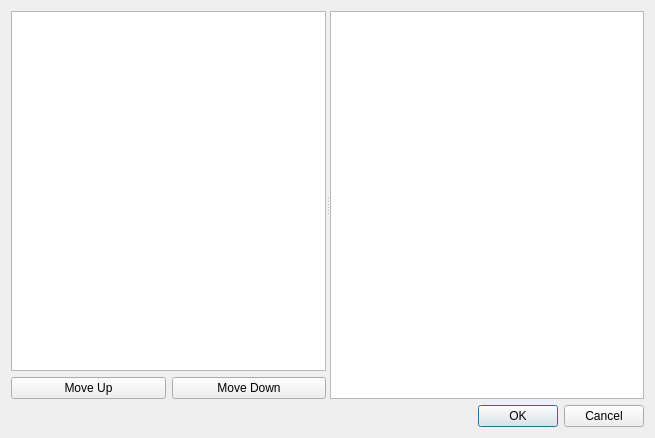
This is src/ui/exportcsvdialog.ui in kaniol-lck/Paperless-Client as Qt 5 draws it before an edit. The edited form follows.
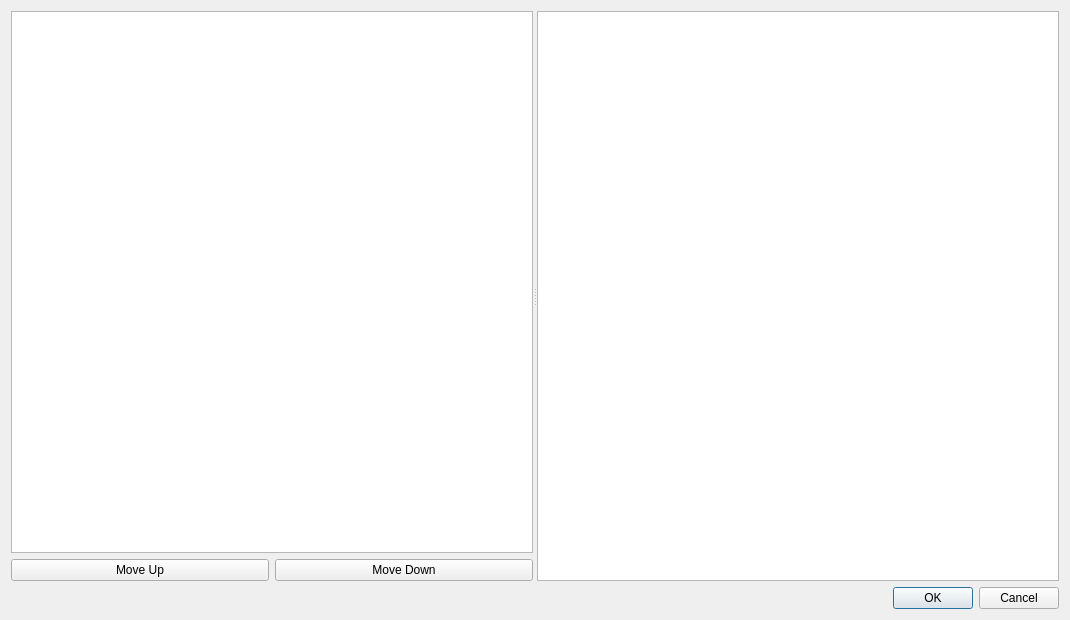
This is the edited form.

Patch:
```diff
--- a/src/ui/exportcsvdialog.ui
+++ b/src/ui/exportcsvdialog.ui
@@ -6,8 +6,8 @@
    <rect>
     <x>0</x>
     <y>0</y>
-    <width>655</width>
-    <height>438</height>
+    <width>1070</width>
+    <height>620</height>
    </rect>
   </property>
   <property name="windowTitle">
```
Left out of the diff: 19 changed lines with no effect on the pictures.
